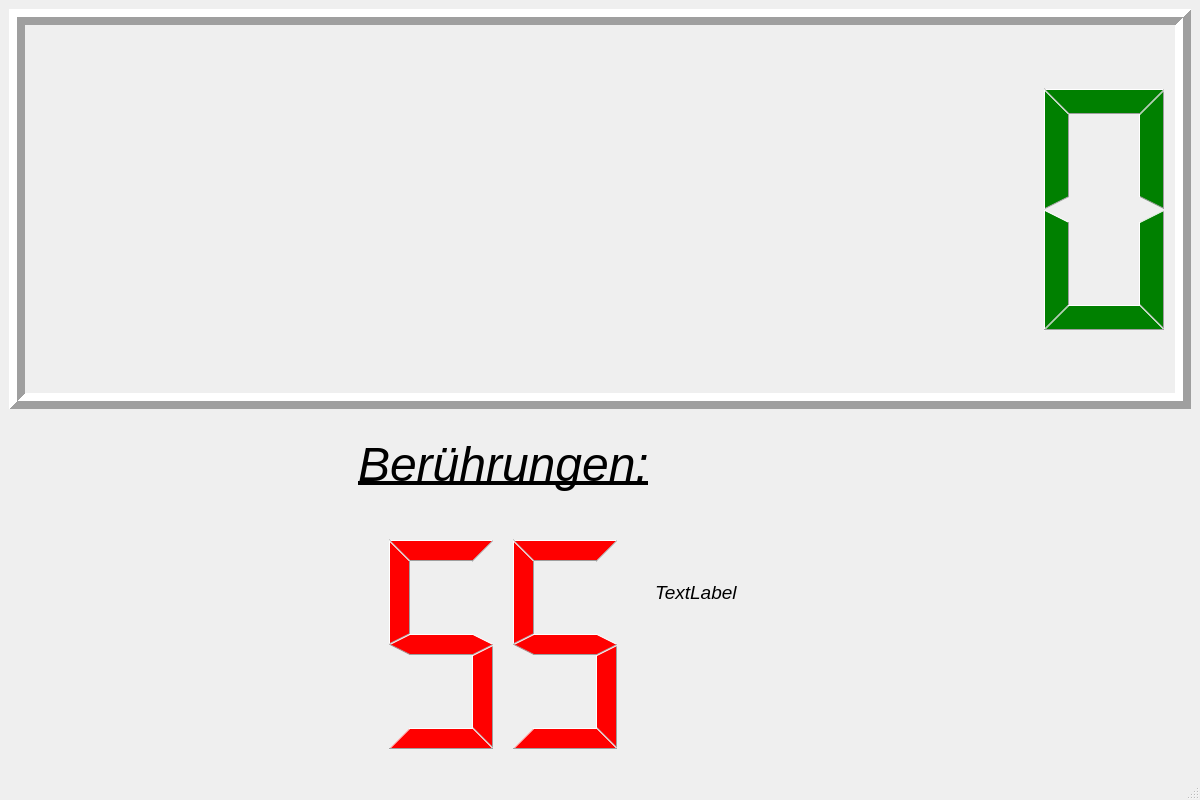
Old version of the form LED_Design/heisserDraht.ui in the repository HauterFrey/heisserDraht.
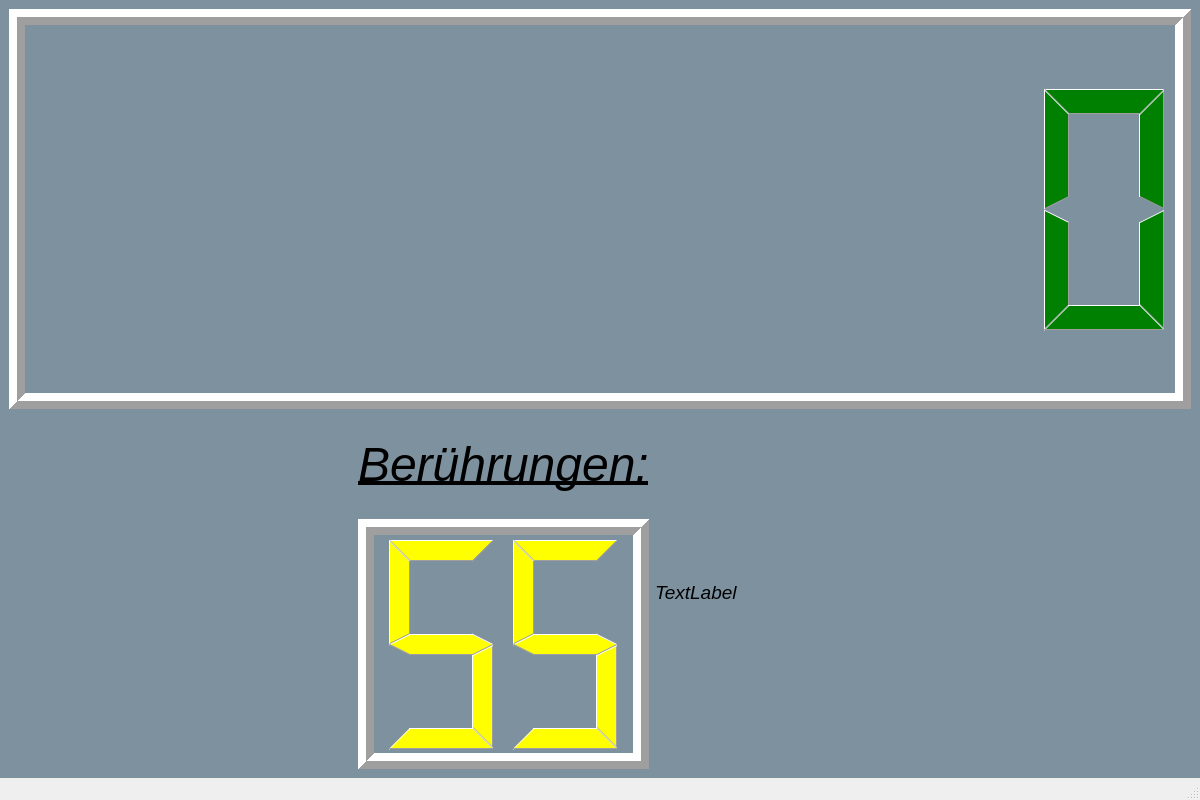
New version of the form. Icons and pictures are not drawn.

Commit message: UI wieder geändert

Patch:
```diff
--- a/LED_Design/heisserDraht.ui
+++ b/LED_Design/heisserDraht.ui
@@ -35,6 +35,9 @@
    <enum>QTabWidget::Rounded</enum>
   </property>
   <widget class="QWidget" name="centralwidget">
+   <property name="styleSheet">
+    <string notr="true">#centralwidget{background-color: #7e919f}</string>
+   </property>
    <layout class="QVBoxLayout" name="verticalLayout_2">
     <item>
      <widget class="QLCDNumber" name="lcdNumber">
@@ -55,7 +58,8 @@
        <bool>false</bool>
       </property>
       <property name="styleSheet">
-       <string notr="true">QLCDNumber {color: green;}</string>
+       <string notr="true">QLCDNumber {color: green;}
+QWidget#lcdnumber{border: 10pt solid black}</string>
       </property>
       <property name="inputMethodHints">
        <set>Qt::ImhNone</set>
@@ -87,6 +91,12 @@
      <layout class="QHBoxLayout" name="horizontalLayout">
       <item>
        <widget class="QLabel" name="label_4">
+        <property name="frameShape">
+         <enum>QFrame::NoFrame</enum>
+        </property>
+        <property name="frameShadow">
+         <enum>QFrame::Raised</enum>
+        </property>
         <property name="text">
          <string/>
         </property>
@@ -149,13 +159,13 @@
            <bool>false</bool>
           </property>
           <property name="styleSheet">
-           <string notr="true">QLCDNumber {color: red;}</string>
+           <string notr="true">QLCDNumber {color: yellow;}</string>
           </property>
           <property name="inputMethodHints">
            <set>Qt::ImhNone</set>
           </property>
           <property name="frameShape">
-           <enum>QFrame::NoFrame</enum>
+           <enum>QFrame::Box</enum>
           </property>
           <property name="frameShadow">
            <enum>QFrame::Raised</enum>
@@ -193,6 +203,9 @@
           <italic>true</italic>
          </font>
         </property>
+        <property name="autoFillBackground">
+         <bool>false</bool>
+        </property>
         <property name="text">
          <string>TextLabel</string>
         </property>
```
The commit also changes 1 other file.
